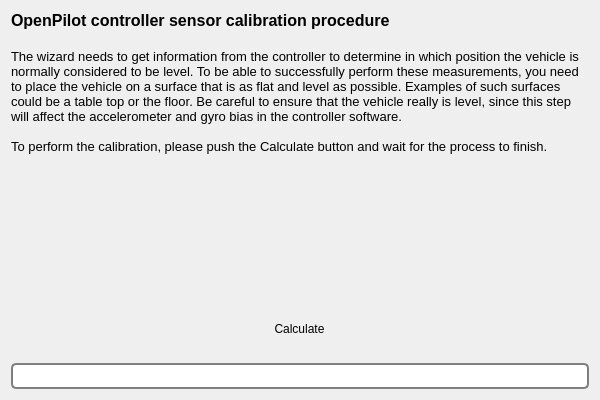
Above: ground/openpilotgcs/src/plugins/setupwizard/pages/cccalibrationpage.ui from openpilot/OpenPilot before the change. Below: the same form after it.
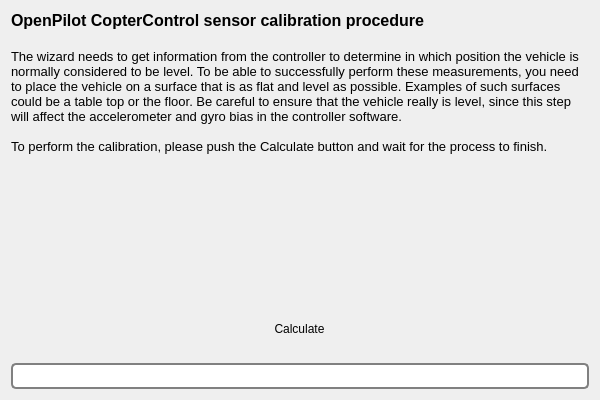
That is the form after the change. Icons and pictures are not drawn.

Commit message: OP-816 Added page for Revolution calibration referring to the configuration plug-in until we get 'our ducks in a row' regarding the Revolution calibration procedure.

What changed in the file:
```diff
--- a/ground/openpilotgcs/src/plugins/setupwizard/pages/cccalibrationpage.ui
+++ b/ground/openpilotgcs/src/plugins/setupwizard/pages/cccalibrationpage.ui
@@ -21,7 +21,7 @@
 &lt;html&gt;&lt;head&gt;&lt;meta name=&quot;qrichtext&quot; content=&quot;1&quot; /&gt;&lt;style type=&quot;text/css&quot;&gt;
 p, li { white-space: pre-wrap; }
 &lt;/style&gt;&lt;/head&gt;&lt;body style=&quot; font-family:'MS Shell Dlg 2'; font-size:8pt; font-weight:400; font-style:normal;&quot;&gt;
-&lt;p style=&quot; margin-top:0px; margin-bottom:0px; margin-left:0px; margin-right:0px; -qt-block-indent:0; text-indent:0px;&quot;&gt;&lt;span style=&quot; font-size:12pt; font-weight:600;&quot;&gt;OpenPilot controller sensor calibration procedure&lt;/span&gt;&lt;/p&gt;
+&lt;p style=&quot; margin-top:0px; margin-bottom:0px; margin-left:0px; margin-right:0px; -qt-block-indent:0; text-indent:0px;&quot;&gt;&lt;span style=&quot; font-size:12pt; font-weight:600;&quot;&gt;OpenPilot CopterControl sensor calibration procedure&lt;/span&gt;&lt;/p&gt;
 &lt;p style=&quot;-qt-paragraph-type:empty; margin-top:0px; margin-bottom:0px; margin-left:0px; margin-right:0px; -qt-block-indent:0; text-indent:0px; font-size:12pt; font-weight:600;&quot;&gt;&lt;br /&gt;&lt;/p&gt;
 &lt;p style=&quot; margin-top:0px; margin-bottom:0px; margin-left:0px; margin-right:0px; -qt-block-indent:0; text-indent:0px;&quot;&gt;&lt;span style=&quot; font-size:10pt;&quot;&gt;The wizard needs to get information from the controller to determine in which position the vehicle is normally considered to be level. To be able to successfully perform these measurements, you need to place the vehicle on a surface that is as flat and level as possible. Examples of such surfaces could be a table top or the floor. Be careful to ensure that the vehicle really is level, since this step will affect the accelerometer and gyro bias in the controller software.&lt;/span&gt;&lt;/p&gt;
 &lt;p style=&quot;-qt-paragraph-type:empty; margin-top:0px; margin-bottom:0px; margin-left:0px; margin-right:0px; -qt-block-indent:0; text-indent:0px; font-size:10pt;&quot;&gt;&lt;br /&gt;&lt;/p&gt;
```
The commit also changes 6 other files.
